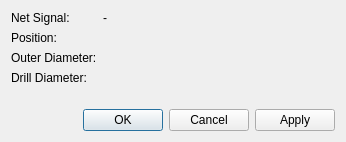
This is libs/librepcb/editor/project/boardeditor/boardviapropertiesdialog.ui in LibrePCB/LibrePCB as Qt 5 draws it before an edit. The edited form follows.
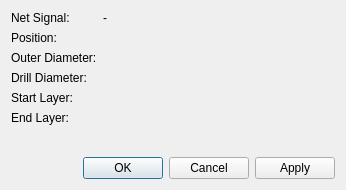
This is the edited form. Custom widgets are drawn as their Qt base class.

Patch:
```diff
--- a/libs/librepcb/editor/project/boardeditor/boardviapropertiesdialog.ui
+++ b/libs/librepcb/editor/project/boardeditor/boardviapropertiesdialog.ui
@@ -7,7 +7,7 @@
     <x>0</x>
     <y>0</y>
     <width>346</width>
-    <height>142</height>
+    <height>190</height>
    </rect>
   </property>
   <property name="windowTitle">
@@ -70,6 +70,26 @@
      <item row="3" column="1">
       <widget class="librepcb::editor::PositiveLengthEdit" name="edtDrillDiameter" native="true"/>
      </item>
+     <item row="4" column="0">
+      <widget class="QLabel" name="label">
+       <property name="text">
+        <string>Start Layer:</string>
+       </property>
+      </widget>
+     </item>
+     <item row="5" column="0">
+      <widget class="QLabel" name="label_6">
+       <property name="text">
+        <string>End Layer:</string>
+       </property>
+      </widget>
+     </item>
+     <item row="4" column="1">
+      <widget class="librepcb::editor::LayerComboBox" name="cbxStartLayer" native="true"/>
+     </item>
+     <item row="5" column="1">
+      <widget class="librepcb::editor::LayerComboBox" name="cbxEndLayer" native="true"/>
+     </item>
     </layout>
    </item>
    <item>
@@ -97,6 +117,12 @@
    <header location="global">librepcb/editor/widgets/positivelengthedit.h</header>
    <container>1</container>
   </customwidget>
+  <customwidget>
+   <class>librepcb::editor::LayerComboBox</class>
+   <extends>QWidget</extends>
+   <header location="global">librepcb/editor/widgets/layercombobox.h</header>
+   <container>1</container>
+  </customwidget>
  </customwidgets>
  <tabstops>
   <tabstop>edtPosX</tabstop>
```
